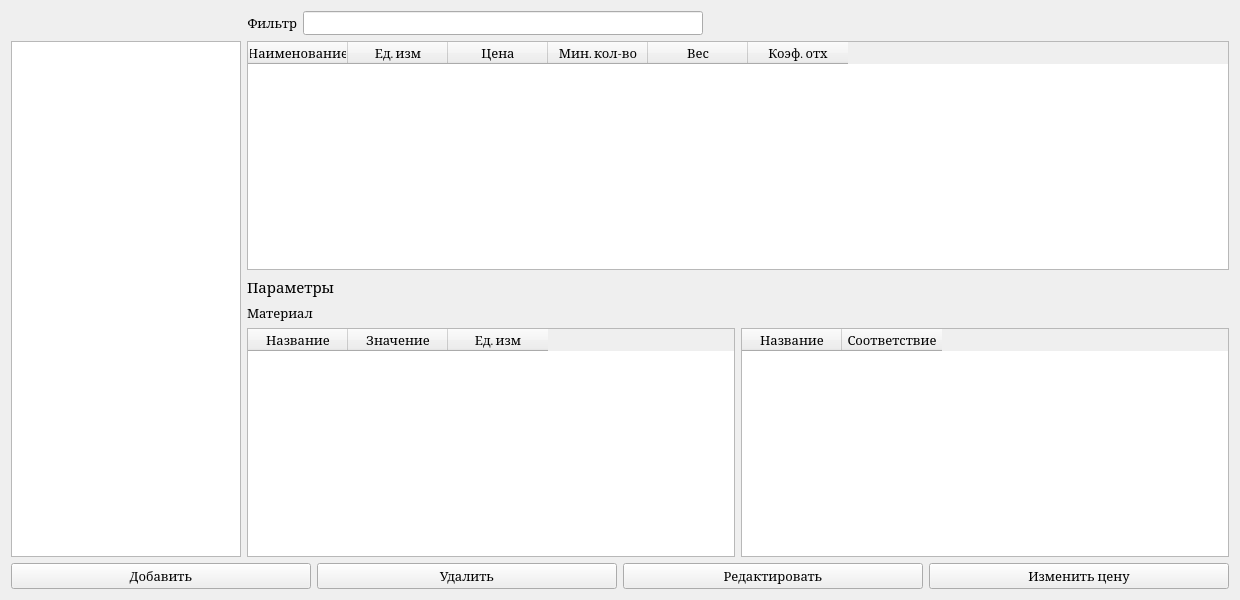
Before: the Qt Designer form materialswindow.ui in Keqy/Matterhorn-materials, drawn with Qt 5.
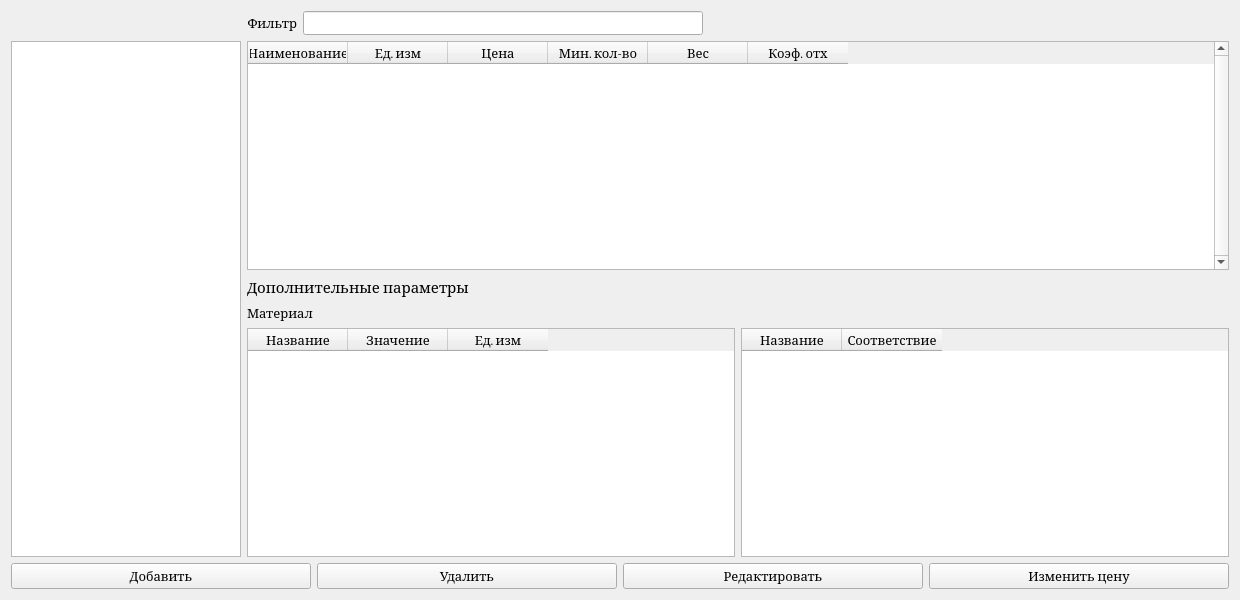
After: the same form once the commit is applied. Icons and pictures are not drawn.

Commit message: refactor: Refactor properties of window tables

The edit to the form file:
```diff
--- a/materialswindow.ui
+++ b/materialswindow.ui
@@ -96,6 +96,9 @@
       <layout class="QVBoxLayout" name="verticalLayout">
        <item>
         <widget class="QTableWidget" name="materialsTableWidget">
+         <property name="verticalScrollBarPolicy">
+          <enum>Qt::ScrollBarPolicy::ScrollBarAlwaysOn</enum>
+         </property>
          <property name="horizontalScrollBarPolicy">
           <enum>Qt::ScrollBarPolicy::ScrollBarAlwaysOff</enum>
          </property>
@@ -143,7 +146,7 @@
           <string notr="true">color: rgb(0, 0, 0);</string>
          </property>
          <property name="text">
-          <string>Параметры</string>
+          <string>Дополнительные параметры</string>
          </property>
         </widget>
        </item>
```
Left out of the diff: 9 changed lines with no effect on the pictures.
